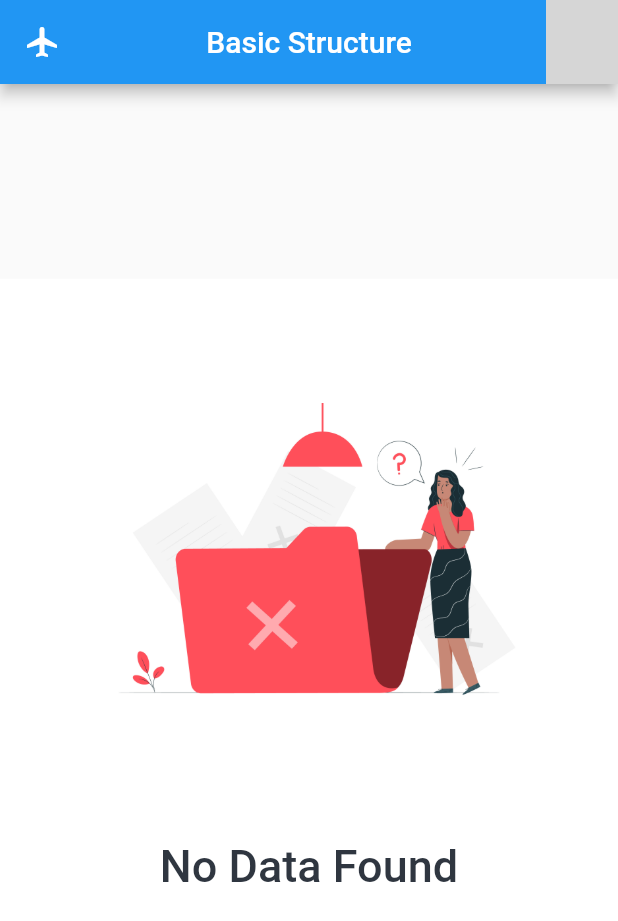
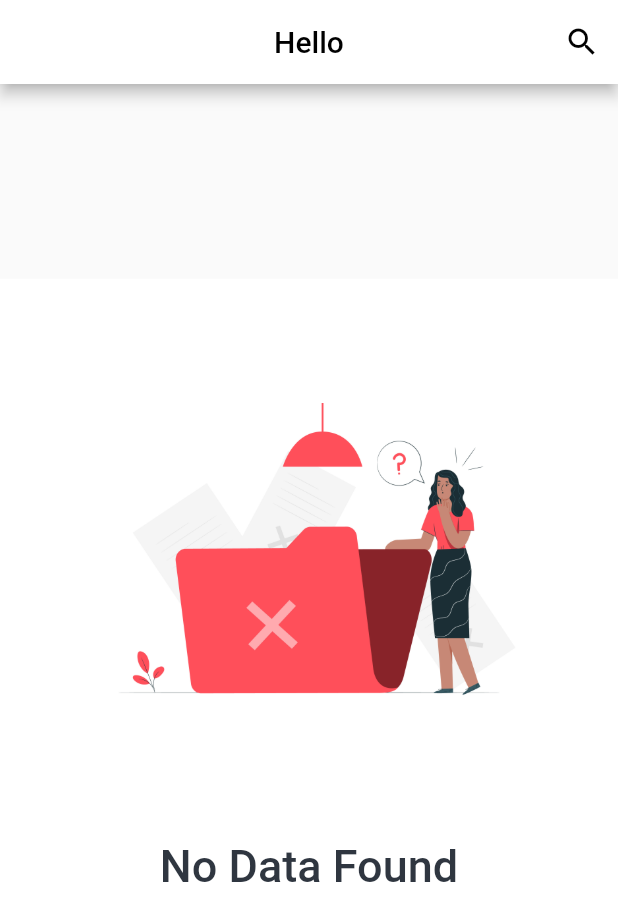
Before and after one commit to hackathon-pardarshcak/shopwear, a Flutter app: the screen it shows after launch, on a phone screen of 412 x 824 dp. Shown: the top 921 px of the screen. Run offline on Flutter 3.47's test engine with Material 2 defaults, Android fonts, the phone set to English and light mode, and no system bars; our stand-ins replace connectivity_plus, dio, flutter_svg, get, logger; missing offline and left inert: day_night_switcher; network calls fail; grey boxes are pictures that could not be loaded.

Commit message:
DONE: - [X] Taken merger from dharti branch and added it to parth branch.

```diff
--- a/lib/UI/CustomWidgets/custom_appbar.dart
+++ b/lib/UI/CustomWidgets/custom_appbar.dart
@@ -2,7 +2,7 @@ import 'package:flutter/material.dart';
 
 import '../../Utils/app_colors.dart';
 
-PreferredSizeWidget commonAppBar(appTitle,searchVisibility) {
+PreferredSizeWidget commonAppBar(appTitle,searchVisibility, BuildContext context) {
   return AppBar(
     title: Text(
       appTitle,
@@ -11,7 +11,7 @@ PreferredSizeWidget commonAppBar(appTitle,searchVisibility) {
       ),
     ),
     centerTitle: true,
-    leading: IconButton(onPressed: (){}, icon: Icon(Icons.menu),color: AppColors.bgBlack),
+    // leading: IconButton(onPressed: (){}, icon: Icon(Icons.menu),color: AppColors.bgBlack),
     actions: [
       Visibility(visible: searchVisibility,child: IconButton(onPressed: (){}, icon: Icon(Icons.search),color: AppColors.bgBlack)),
     ],
--- a/lib/UI/View/AllProductsModule/View/allproducts_view.dart
+++ b/lib/UI/View/AllProductsModule/View/allproducts_view.dart
@@ -1,6 +1,7 @@
 import 'package:day_night_switcher/day_night_switcher.dart';
 import 'package:flutter/material.dart';
 import 'package:get/get.dart';
+import 'package:getxdemo/UI/CustomWidgets/custom_appbar.dart';
 
 import '../../../../Utils/common_function.dart';
 import '../../../../Utils/no_data_found.dart';
@@ -53,18 +54,7 @@ class _AllProductsViewState extends State<AllProductsView>
 
   Widget userListing(AllProductsViewModel userViewModel) {
     return Scaffold(
-        appBar: AppBar(
-          title: customText(title),
-          centerTitle: true,
-          leading: IconButton(
-              onPressed: () {}, icon: Icon(Icons.airplanemode_active)),
-          actions: [
-            DayNightSwitcher(
-              isDarkModeEnabled: isDarkModeEnable,
-              onStateChanged: onStateChanged,
-            ),
-          ],
-        ),
+        appBar: commonAppBar('Hello', true,context),
         body: Obx(() => userViewModel.onError.isTrue
             ? const NoDataFound()
             : userViewModel.isLoading.value == true
```
